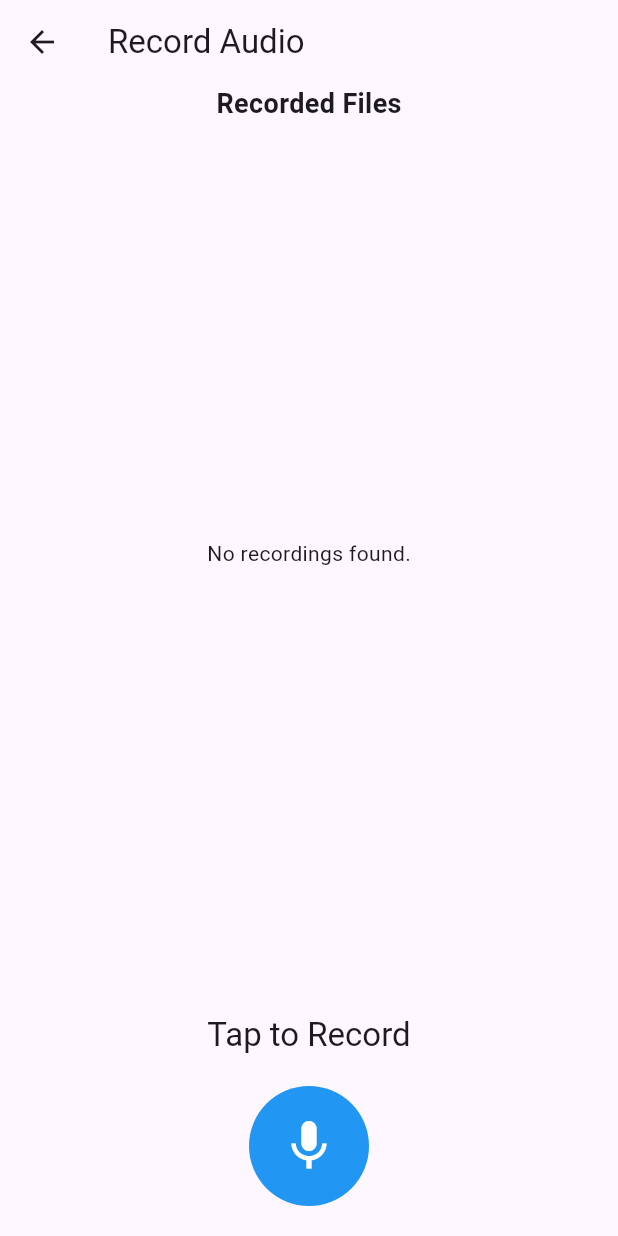
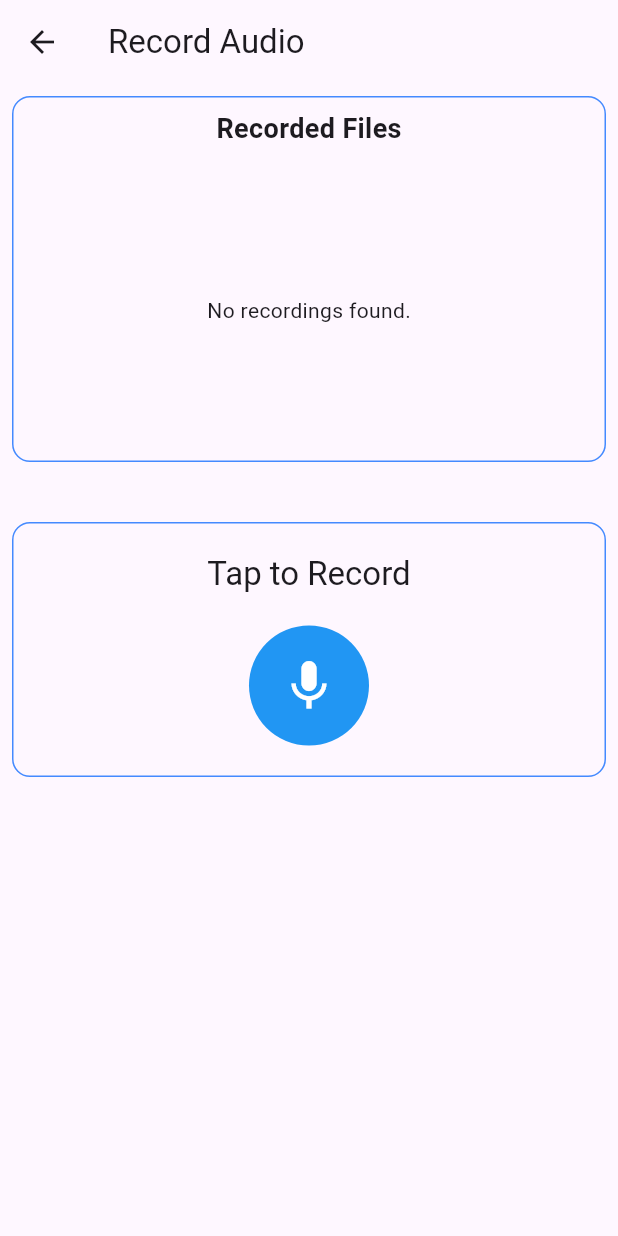
Before and after one commit to nilezt/myflutter, a Flutter app: the screen it shows after launch, after a tap on "Record Audio", on a phone screen of 412 x 824 dp. Run offline on Flutter 3.47's test engine with Material 3 defaults, Android fonts, the phone set to English and light mode, and no system bars; our stand-ins replace camera, just_audio, permission_handler; missing offline and left inert: audio_waveforms, record.

```diff
--- a/lib/main.dart
+++ b/lib/main.dart
@@ -5,6 +5,7 @@ import 'package:audio_waveforms/audio_waveforms.dart' as aw;
 import 'package:camera/camera.dart';
 import 'package:flutter/foundation.dart';
 import 'package:flutter/material.dart';
+import 'package:intl/intl.dart';
 import 'package:just_audio/just_audio.dart';
 import 'package:path/path.dart' as p;
 import 'package:path_provider/path_provider.dart';
@@ -118,22 +119,43 @@ class _MyHomePageState extends State<MyHomePage> {
     );
     return Scaffold(
       appBar: AppBar(title: const Text('Myflutter App')),
-      body: Column(
+      body: Padding(
+        padding: const EdgeInsets.all(8.0),
+        child: Column(
           children: [
             if (!kIsWeb)
-            Expanded(
+              Container(
+                decoration: BoxDecoration(
+                  border: Border.all(color: Colors.blueAccent),
+                  borderRadius: BorderRadius.circular(12),
+                ),
+                child: Column(
+                  children: [
+                    const Padding(
+                      padding: EdgeInsets.all(8.0),
+                      child: Text('Saved Images',
+                          style: TextStyle(
+                              fontSize: 18, fontWeight: FontWeight.bold)),
+                    ),
+                    ConstrainedBox(
+                      constraints: const BoxConstraints(maxHeight: 300),
                       child: FutureBuilder<List<File>>(
                         future: _imageFiles,
                         builder: (context, snapshot) {
-                  if (snapshot.connectionState == ConnectionState.waiting) {
-                    return const Center(child: CircularProgressIndicator());
+                          if (snapshot.connectionState ==
+                              ConnectionState.waiting) {
+                            return const Center(
+                                child: CircularProgressIndicator());
                           } else if (snapshot.hasError) {
-                    return Center(child: Text('Error: ${snapshot.error}'));
-                  } else if (!snapshot.hasData || snapshot.data!.isEmpty) {
+                            return Center(
+                                child: Text('Error: ${snapshot.error}'));
+                          } else if (!snapshot.hasData ||
+                              snapshot.data!.isEmpty) {
                             return const Center(child: Text('No images found.'));
                           } else {
                             final images = snapshot.data!;
                             return ListView.builder(
+                              shrinkWrap: true,
                               itemCount: images.length,
                               itemBuilder: (context, index) {
                                 final imageFile = images[index];
@@ -161,8 +183,10 @@ class _MyHomePageState extends State<MyHomePage> {
                                         },
                                       ),
                                       IconButton(
-                                icon: const Icon(Icons.delete, color: Colors.redAccent),
-                                onPressed: () => _deleteImage(imageFile),
+                                        icon: const Icon(Icons.delete,
+                                            color: Colors.redAccent),
+                                        onPressed: () =>
+                                            _deleteImage(imageFile),
                                       ),
                                     ],
                                   ),
@@ -173,8 +197,17 @@ class _MyHomePageState extends State<MyHomePage> {
                         },
                       ),
                     ),
+                  ],
+                ),
+              ),
             const SizedBox(height: 20),
-          Row(
+            Container(
+              padding: const EdgeInsets.all(20),
+              decoration: BoxDecoration(
+                border: Border.all(color: Colors.blueAccent),
+                borderRadius: BorderRadius.circular(12),
+              ),
+              child: Row(
                 mainAxisAlignment: MainAxisAlignment.center,
                 children: [
                   if (!kIsWeb)
@@ -212,8 +245,10 @@ class _MyHomePageState extends State<MyHomePage> {
                         'Camera and audio recording are not available on the web.'),
                 ],
               ),
+            ),
             const SizedBox(height: 20),
           ],
+        ),
       ),
     );
   }
@@ -412,8 +447,8 @@ class RecordAudioScreenState extends State<RecordAudioScreen> {
       final appDocumentsDir = await getApplicationDocumentsDirectory();
       final myFlutterPath = p.join(appDocumentsDir.path, 'myflutter');
       await Directory(myFlutterPath).create(recursive: true);
-      final filePath =
-          p.join(myFlutterPath, 'audio_${DateTime.now().millisecondsSinceEpoch}.opus');
+      final formattedDate = DateFormat('yyyyMMdd_HHmmss').format(DateTime.now());
+      final filePath = p.join(myFlutterPath, 'audio_$formattedDate.opus');
 
       await _audioRecorder.start(const RecordConfig(encoder: AudioEncoder.opus),
           path: filePath);
@@ -457,31 +492,51 @@ class RecordAudioScreenState extends State<RecordAudioScreen> {
           ? const Center(
               child: Text('Audio recording is not available on the web.'),
             )
-          : Column(
+          : Padding(
+              padding: const EdgeInsets.all(8.0),
+              child: Column(
                 children: <Widget>[
-                const Text('Recorded Files',
-                    style:
-                        TextStyle(fontSize: 18, fontWeight: FontWeight.bold)),
-                Expanded(
+                  Container(
+                    decoration: BoxDecoration(
+                      border: Border.all(color: Colors.blueAccent),
+                      borderRadius: BorderRadius.circular(12),
+                    ),
+                    child: Column(
+                      children: [
+                        const Padding(
+                          padding: EdgeInsets.all(8.0),
+                          child: Text('Recorded Files',
+                              style: TextStyle(
+                                  fontSize: 18, fontWeight: FontWeight.bold)),
+                        ),
+                        ConstrainedBox(
+                          constraints: const BoxConstraints(maxHeight: 200),
                           child: FutureBuilder<List<Map<String, dynamic>>>(
                             future: _recordedFiles,
                             builder: (context, snapshot) {
-                      if (snapshot.connectionState == ConnectionState.waiting) {
-                        return const Center(child: CircularProgressIndicator());
+                              if (snapshot.connectionState ==
+                                  ConnectionState.waiting) {
+                                return const Center(
+                                    child: CircularProgressIndicator());
                               } else if (snapshot.hasError) {
-                        return Center(child: Text('Error: ${snapshot.error}'));
-                      } else if (!snapshot.hasData || snapshot.data!.isEmpty) {
+                                return Center(
+                                    child: Text('Error: ${snapshot.error}'));
+                              } else if (!snapshot.hasData ||
+                                  snapshot.data!.isEmpty) {
                                 return const Center(
                                     child: Text('No recordings found.'));
                               } else {
                                 final files = snapshot.data!;
                                 return ListView.builder(
+                                  shrinkWrap: true,
                                   itemCount: files.length,
                                   itemBuilder: (context, index) {
                                     final file = files[index];
                                     final filePath = file['path'] as String;
-                            final duration = file['duration'] as Duration?;
-                            final isSelected = _selectedFilePath == filePath;
+                                    final duration =
+                                        file['duration'] as Duration?;
+                                    final isSelected =
+                                        _selectedFilePath == filePath;
 
                                     return ListTile(
                                       title: Text(p.basename(filePath)),
@@ -492,17 +547,28 @@ class RecordAudioScreenState extends State<RecordAudioScreen> {
                                         mainAxisSize: MainAxisSize.min,
                                         children: [
                                           IconButton(
-                                    icon: Icon(isSelected && _playerController.playerState == aw.PlayerState.playing ? Icons.pause : Icons.play_arrow),
+                                            icon: Icon(isSelected &&
+                                                    _playerController
+                                                            .playerState ==
+                                                        aw.PlayerState.playing
+                                                ? Icons.pause
+                                                : Icons.play_arrow),
                                             onPressed: () {
-                                      if (isSelected && _playerController.playerState == aw.PlayerState.playing) {
-                                         _playerController.pausePlayer();
+                                              if (isSelected &&
+                                                  _playerController
+                                                          .playerState ==
+                                                      aw.PlayerState.playing) {
+                                                _playerController
+                                                    .pausePlayer();
                                               } else {
                                                 _playerController
                                                     .preparePlayer(
                                                       path: filePath,
-                                            shouldExtractWaveform: true,
+                                                      shouldExtractWaveform:
+                                                          true,
                                                     )
-                                          .then((_) => _playerController
+                                                    .then((_) =>
+                                                        _playerController
                                                             .startPlayer());
                                               }
                                               setState(() {
@@ -520,13 +586,16 @@ class RecordAudioScreenState extends State<RecordAudioScreen> {
                                             },
                                           ),
                                           IconButton(
-                                    icon: const Icon(Icons.delete, color: Colors.redAccent),
-                                    onPressed: () => _deleteRecording(filePath),
+                                            icon: const Icon(Icons.delete,
+                                                color: Colors.redAccent),
+                                            onPressed: () =>
+                                                _deleteRecording(filePath),
                                           ),
                                         ],
                                       ),
                                       selected: isSelected,
-                              selectedTileColor: Colors.blue.withAlpha(51),
+                                      selectedTileColor:
+                                          Colors.blue.withAlpha(51),
                                       onTap: () {
                                         _playerController
                                             .preparePlayer(
@@ -546,12 +615,20 @@ class RecordAudioScreenState extends State<RecordAudioScreen> {
                             },
                           ),
                         ),
+                      ],
+                    ),
+                  ),
+                  const SizedBox(height: 20),
                   if (_selectedFilePath != null)
-                  Padding(
-                    padding: const EdgeInsets.symmetric(horizontal: 16.0),
+                    Container(
+                      padding: const EdgeInsets.all(12),
+                      decoration: BoxDecoration(
+                        border: Border.all(color: Colors.blueAccent),
+                        borderRadius: BorderRadius.circular(12),
+                      ),
                       child: aw.AudioFileWaveforms(
-                      size:
-                          Size(MediaQuery.of(context).size.width * 0.8, 100.0),
+                        size: Size(
+                            MediaQuery.of(context).size.width * 0.8, 100.0),
                         playerController: _playerController,
                         enableSeekGesture: true,
                         waveformType: aw.WaveformType.long,
@@ -563,6 +640,15 @@ class RecordAudioScreenState extends State<RecordAudioScreen> {
                       ),
                     ),
                   const SizedBox(height: 20),
+                  Container(
+                    width: double.infinity,
+                    padding: const EdgeInsets.all(20),
+                    decoration: BoxDecoration(
+                      border: Border.all(color: Colors.blueAccent),
+                      borderRadius: BorderRadius.circular(12),
+                    ),
+                    child: Column(
+                      children: [
                         Text(
                           _isRecording ? 'Recording...' : 'Tap to Record',
                           style: Theme.of(context).textTheme.titleLarge,
@@ -589,8 +675,12 @@ class RecordAudioScreenState extends State<RecordAudioScreen> {
                             ),
                           ),
                         ),
+                      ],
+                    ),
+                  ),
                   const SizedBox(height: 20),
                 ],
+              ),
             ),
     );
   }
--- a/lib/preview_screen.dart
+++ b/lib/preview_screen.dart
@@ -1,6 +1,7 @@
 import 'dart:io';
 
 import 'package:flutter/material.dart';
+import 'package:intl/intl.dart';
 import 'package:path/path.dart' as p;
 import 'package:path_provider/path_provider.dart';
 
@@ -50,8 +51,9 @@ class PreviewScreen extends StatelessWidget {
                           await getApplicationDocumentsDirectory();
                       final picturesPath = p.join(appDocumentsDir.path, 'pictures');
                       await Directory(picturesPath).create(recursive: true);
-                      final newImagePath = p.join(picturesPath,
-                          'image_${DateTime.now().millisecondsSinceEpoch}.jpg');
+                      final formattedDate =
+                          DateFormat('yyyyMMdd_HHmmss').format(DateTime.now());
+                      final newImagePath = p.join(picturesPath, 'image_$formattedDate.jpg');
 
                       // Save the image
                       await File(imagePath).copy(newImagePath);
--- a/pubspec.yaml
+++ b/pubspec.yaml
@@ -16,6 +16,7 @@ dependencies:
   permission_handler: ^12.0.1
   just_audio: ^0.10.5
   audio_waveforms: ^1.3.0
+  intl: ^0.20.2
 
 dev_dependencies:
   flutter_test:
```
Also changed, not shown: pubspec.lock. Lines whose indentation alone changed are shown as unchanged.
